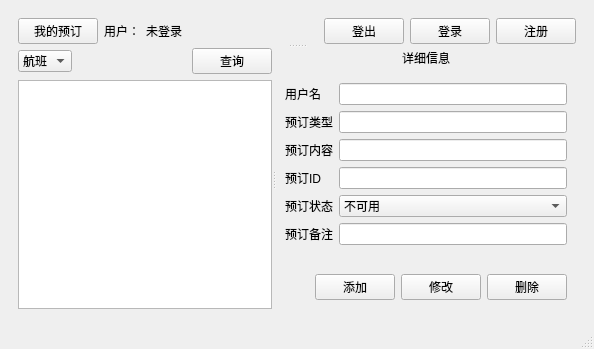
Old version of the form From_class/travel_reservation_system/TRS_Remake/mainwindow.ui in the repository yjrszcq/Qt-Works.
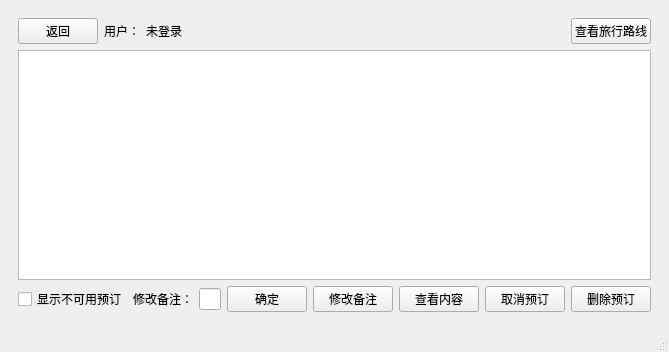
New version of the form.

What changed in the file:
```diff
--- a/From_class/travel_reservation_system/TRS_Remake/mainwindow.ui
+++ b/From_class/travel_reservation_system/TRS_Remake/mainwindow.ui
@@ -6,8 +6,8 @@
    <rect>
     <x>0</x>
     <y>0</y>
-    <width>594</width>
-    <height>349</height>
+    <width>654</width>
+    <height>352</height>
    </rect>
   </property>
   <property name="windowTitle">
@@ -17,7 +17,10 @@
    <layout class="QVBoxLayout" name="verticalLayout">
     <item>
      <widget class="QStackedWidget" name="sw_main">
-      <widget class="QWidget" name="page_main_0">
+      <property name="currentIndex">
+       <number>1</number>
+      </property>
+      <widget class="QWidget" name="page_main_0_main">
        <layout class="QVBoxLayout" name="verticalLayout_3">
         <item>
          <widget class="QSplitter" name="splitter_main">
@@ -652,7 +655,127 @@
         </item>
        </layout>
       </widget>
-      <widget class="QWidget" name="page_main_2"/>
+      <widget class="QWidget" name="page_main_1_my_resv">
+       <layout class="QVBoxLayout" name="verticalLayout_2">
+        <item>
+         <layout class="QHBoxLayout" name="hlayout_my_resv">
+          <item>
+           <widget class="QPushButton" name="pb_back_main">
+            <property name="text">
+             <string>返回</string>
+            </property>
+           </widget>
+          </item>
+          <item>
+           <widget class="QLabel" name="l_user_my_resv">
+            <property name="text">
+             <string>用户：</string>
+            </property>
+           </widget>
+          </item>
+          <item>
+           <widget class="QLabel" name="l_user_display_my_resv">
+            <property name="text">
+             <string>未登录</string>
+            </property>
+           </widget>
+          </item>
+          <item>
+           <spacer name="hspacer_my_resv_up">
+            <property name="orientation">
+             <enum>Qt::Horizontal</enum>
+            </property>
+            <property name="sizeHint" stdset="0">
+             <size>
+              <width>40</width>
+              <height>20</height>
+             </size>
+            </property>
+           </spacer>
+          </item>
+          <item>
+           <widget class="QPushButton" name="pb_my_resv_track">
+            <property name="text">
+             <string>查看旅行路线</string>
+            </property>
+           </widget>
+          </item>
+         </layout>
+        </item>
+        <item>
+         <widget class="QTableView" name="tv_display_my_resv"/>
+        </item>
+        <item>
+         <layout class="QHBoxLayout" name="hlayout_my_resv_function">
+          <item>
+           <widget class="QCheckBox" name="cb_display_unavail_my_resv">
+            <property name="text">
+             <string>显示不可用预订</string>
+            </property>
+           </widget>
+          </item>
+          <item>
+           <spacer name="hspacer_my_resv_down">
+            <property name="orientation">
+             <enum>Qt::Horizontal</enum>
+            </property>
+            <property name="sizeHint" stdset="0">
+             <size>
+              <width>40</width>
+              <height>20</height>
+             </size>
+            </property>
+           </spacer>
+          </item>
+          <item>
+           <widget class="QLabel" name="l_alter_note">
+            <property name="text">
+             <string>修改备注：</string>
+            </property>
+           </widget>
+          </item>
+          <item>
+           <widget class="QLineEdit" name="le_alter_note"/>
+          </item>
+          <item>
+           <widget class="QPushButton" name="pb_alter_ok">
+            <property name="text">
+             <string>确定</string>
+            </property>
+           </widget>
+          </item>
+          <item>
+           <widget class="QPushButton" name="pb_alter_my_resv_note">
+            <property name="text">
+             <string>修改备注</string>
+            </property>
+           </widget>
+          </item>
+          <item>
+           <widget class="QPushButton" name="pb_my_resv_content">
+            <property name="text">
+             <string>查看内容</string>
+            </property>
+           </widget>
+          </item>
+          <item>
+           <widget class="QPushButton" name="pb_cancel_my_resv">
+            <property name="text">
+             <string>取消预订</string>
+            </property>
+           </widget>
+          </item>
+          <item>
+           <widget class="QPushButton" name="pb_delete_my_resv">
+            <property name="text">
+             <string>删除预订</string>
+            </property>
+           </widget>
+          </item>
+         </layout>
+        </item>
+       </layout>
+      </widget>
      </widget>
     </item>
    </layout>
```
Left out of the diff: 2 changed lines with no effect on the pictures.
